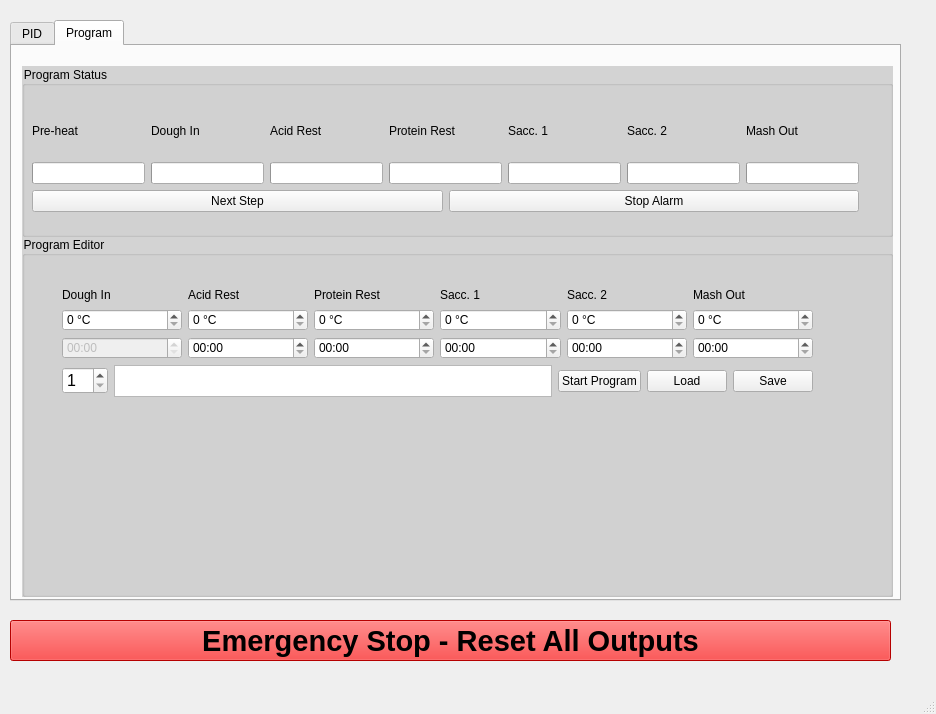
Old version of the form lodda.ui in the repository kristianwiklund/brewtroller-frontend.
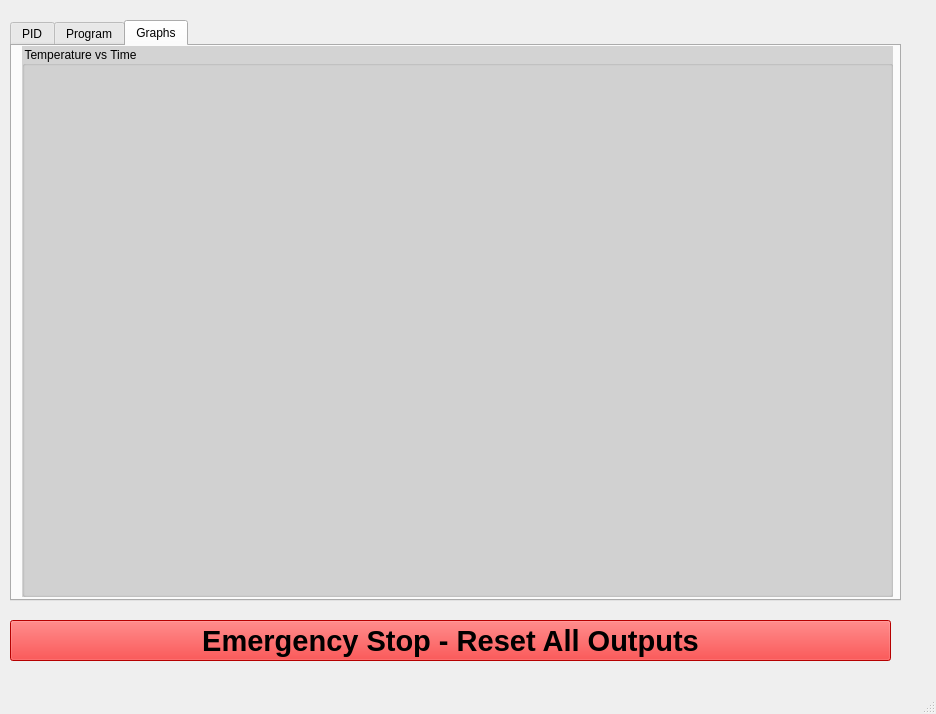
New version of the form.

Commit message: experimental support for plots (only a sinus wave initially)

```diff
--- a/lodda.ui
+++ b/lodda.ui
@@ -77,7 +77,7 @@
      </rect>
     </property>
     <property name="currentIndex">
-     <number>1</number>
+     <number>2</number>
     </property>
     <widget class="QWidget" name="tab_2">
      <attribute name="title">
@@ -1149,6 +1149,35 @@
       </widget>
      </widget>
     </widget>
+    <widget class="QWidget" name="tab_3">
+     <attribute name="title">
+      <string>Graphs</string>
+     </attribute>
+     <widget class="QGroupBox" name="temperatureBox">
+      <property name="geometry">
+       <rect>
+        <x>10</x>
+        <y>0</y>
+        <width>871</width>
+        <height>551</height>
+       </rect>
+      </property>
+      <property name="title">
+       <string>Temperature vs Time</string>
+      </property>
+      <widget class="QWidget" name="verticalLayoutWidget">
+       <property name="geometry">
+        <rect>
+         <x>10</x>
+         <y>20</y>
+         <width>831</width>
+         <height>501</height>
+        </rect>
+       </property>
+       <layout class="QVBoxLayout" name="temperaturelayout"/>
+      </widget>
+     </widget>
+    </widget>
    </widget>
   </widget>
   <widget class="QMenuBar" name="menubar">
```
The commit also changes 1 other file.
